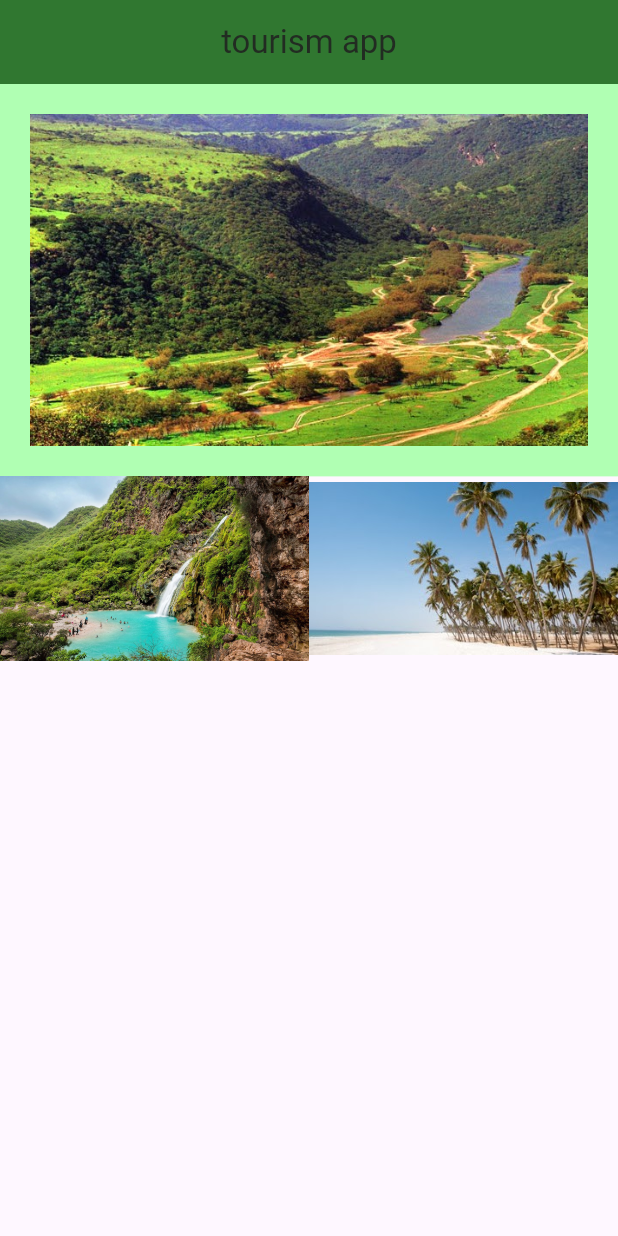
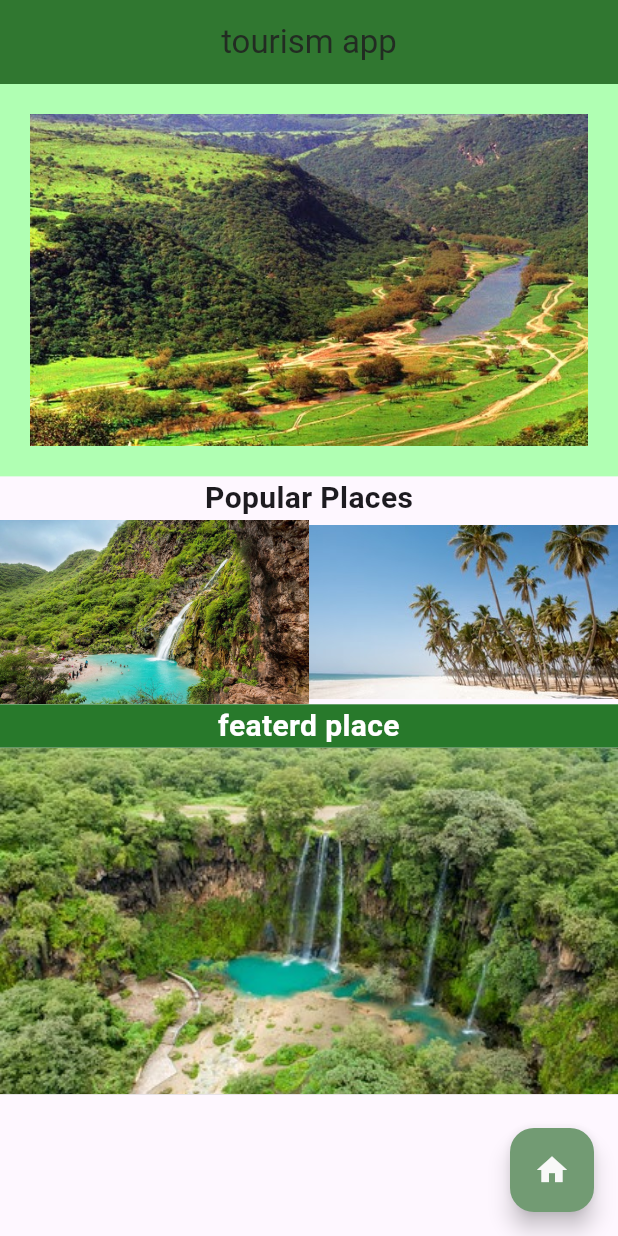
Before and after one commit to Ahmedakaak/tourismapp, a Flutter app: the screen it shows after launch, on a phone screen of 412 x 824 dp. Run offline on Flutter 3.47's test engine with Material 3 defaults, Android fonts, the phone set to English and light mode, and no system bars.

Commit message:
add button

```diff
--- a/lib/main.dart
+++ b/lib/main.dart
@@ -39,6 +39,10 @@ class MyHome extends StatelessWidget {
             color: const Color.fromARGB(255, 176, 255, 179),
             child: Image(image: AssetImage('images/Salalah1.jpg')),
           ),
+          Text(
+            'Popular Places',
+            style: TextStyle(fontSize: 20.0, fontWeight: FontWeight.bold),
+          ),
 
           Row(
             children: [
@@ -51,7 +55,33 @@ class MyHome extends StatelessWidget {
               Expanded(child: Image(image: AssetImage("images/Salalah3.jpg"))),
             ],
           ),
+          Container(
+            width: double.infinity,
+            color: const Color.fromARGB(255, 40, 121, 43),
+            child: Text(
+              textAlign: TextAlign.center,
+              'featerd place',
+              style: TextStyle(
+                fontSize: 20.0,
+                fontWeight: FontWeight.bold,
+                color: const Color.fromARGB(255, 255, 255, 255),
+              ),
+            ),
+          ),
+          Container(
+            color: const Color.fromARGB(255, 187, 187, 187),
+            child: Image(image: AssetImage("images/Salalah4.jpg")),
+          ),
         ],
+      ),
+      floatingActionButton: FloatingActionButton(
+        tooltip: 'Test',
+        backgroundColor: const Color.fromARGB(255, 114, 155, 115),
+        foregroundColor: Color.fromARGB(255, 248, 248, 248),
+        child: Icon(Icons.home),
+        onPressed: () {
+          print("welcome home");
+        },
       ),
     );
   }
```
